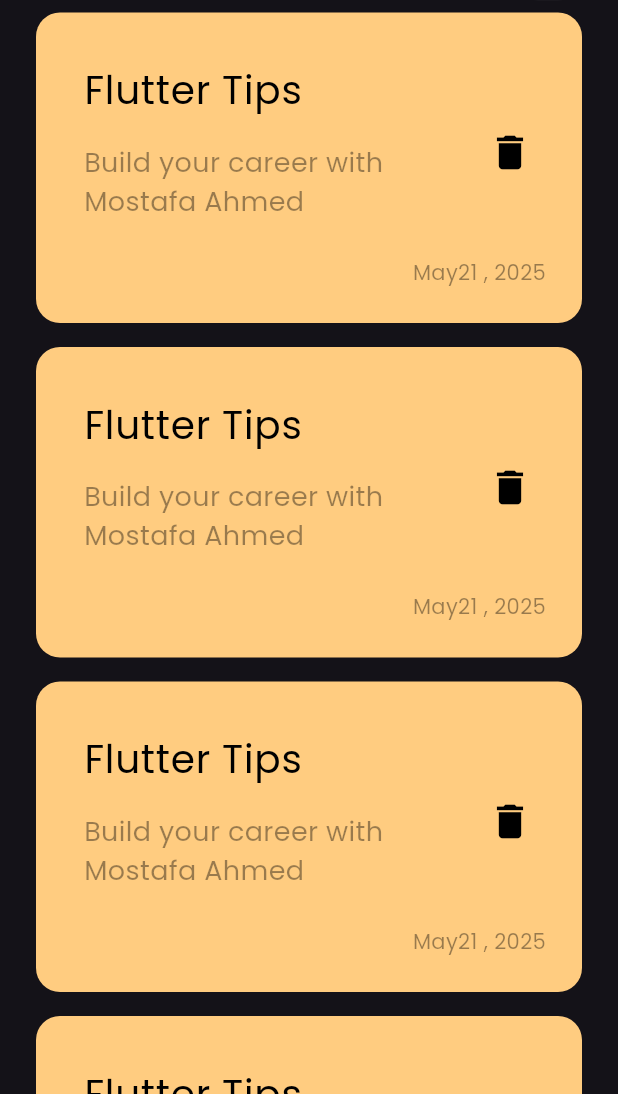
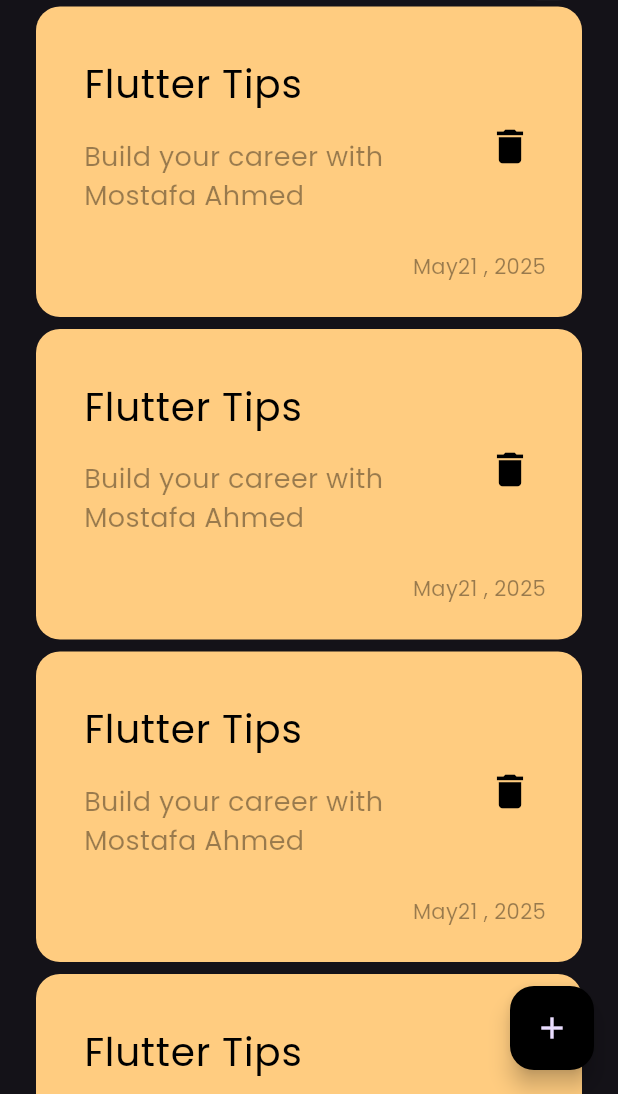
Before and after one commit to mostafa-osman-coder/notes_app, a Flutter app: the screen it shows after launch, on a phone screen of 412 x 824 dp, the part 142-1236 px from its top. Run offline on Flutter 3.47's test engine with Material 3 defaults, Android fonts, the phone set to English and light mode, and no system bars.

Commit message:
chanage padding and add FloatingActionButton

```diff
--- a/lib/views/notes_view.dart
+++ b/lib/views/notes_view.dart
@@ -7,7 +7,11 @@ class NotesView extends StatelessWidget {
   @override
   Widget build(BuildContext context) {
     return Scaffold(
+      floatingActionButton: FloatingActionButton(
+      backgroundColor: Colors.black ,
 
+        onPressed: (){},
+        child: const Icon(Icons.add,),),
       body: const NotesViewBody(),
     );
   }
--- a/lib/views/widgets/notes_view_item.dart
+++ b/lib/views/widgets/notes_view_item.dart
@@ -9,7 +9,7 @@ class NotesListItem extends StatelessWidget {
     return ListView.builder(
       itemBuilder: (context, index) {
         return const Padding(
-          padding: const EdgeInsets.symmetric(vertical: 8),
+          padding: const EdgeInsets.symmetric(vertical: 4),
           child: const NoteItem(),
         );
 
```
